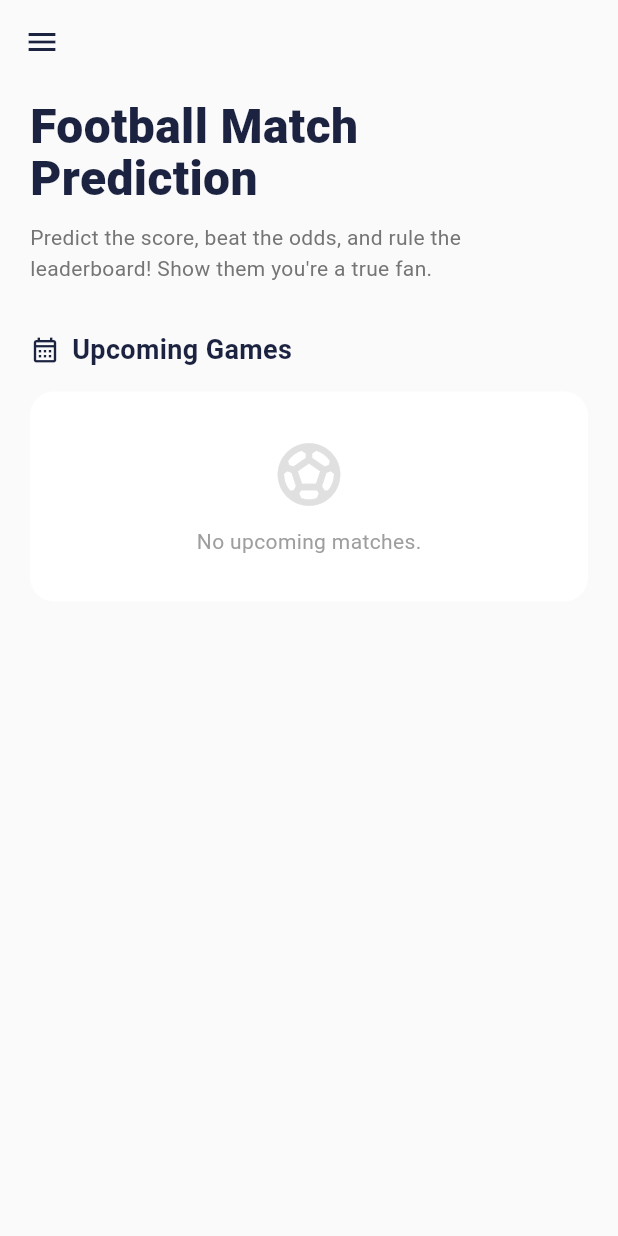
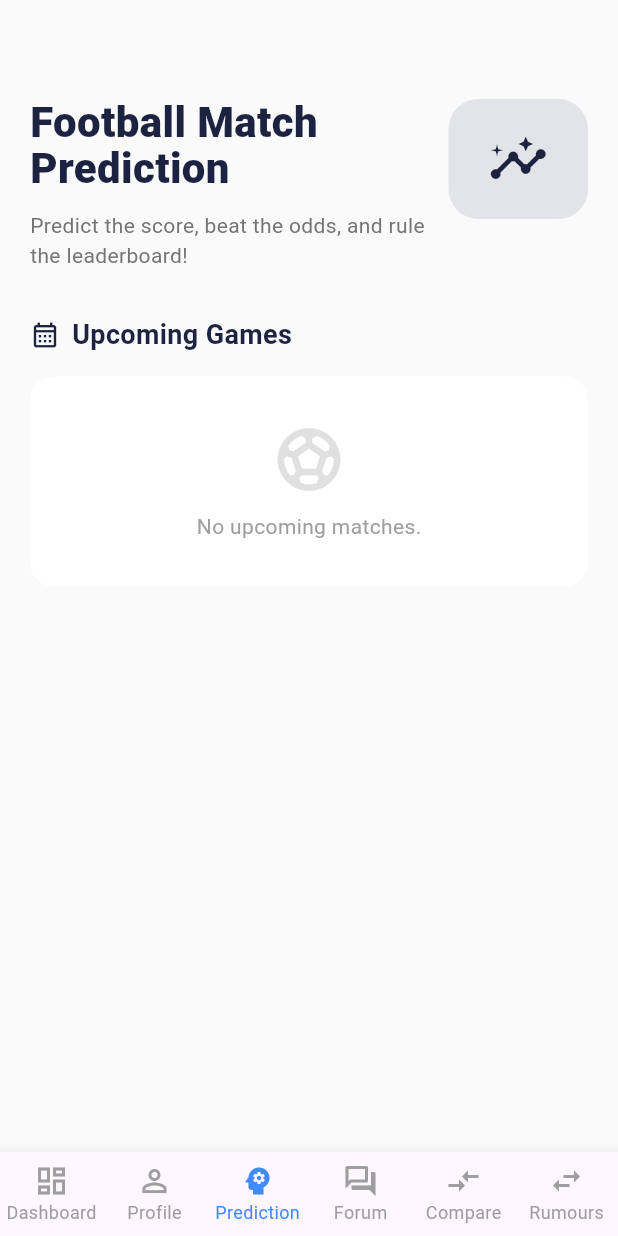
Before and after one commit to pbp-kelompok-B04/goalytics-mobile, a Flutter app: the MatchPredictionPage screen opened directly, on a phone screen of 412 x 824 dp. Run offline on Flutter 3.47's test engine with Material 3 defaults, Android fonts, the phone set to English and light mode, and no system bars; our stand-ins replace fl_chart; missing offline and left inert: pbp_django_auth; accounts and stored records are empty.

Commit message:
Final UI/UX update... hopefully

```diff
--- a/lib/screens/match_prediction/match_prediction.dart
+++ b/lib/screens/match_prediction/match_prediction.dart
@@ -2,10 +2,10 @@ import 'package:flutter/material.dart';
 import 'package:pbp_django_auth/pbp_django_auth.dart';
 import 'package:provider/provider.dart';
 import 'package:goalytics_mobile/models/match_model.dart';
-import 'package:goalytics_mobile/widgets/left_drawer.dart';
 import 'package:goalytics_mobile/screens/match_prediction/match_detail_screen.dart';
 import 'package:goalytics_mobile/service/api_config.dart';
 import 'package:goalytics_mobile/screens/match_prediction/match_form_screen.dart';
+import 'package:goalytics_mobile/widgets/bottom_nav.dart';
 
 class MatchPredictionPage extends StatefulWidget {
   const MatchPredictionPage({super.key});
@@ -61,13 +61,10 @@ class _MatchPredictionPageState extends State<MatchPredictionPage> {
       appBar: AppBar(
         backgroundColor: Colors.transparent,
         elevation: 0,
-        iconTheme: IconThemeData(color: _themeColor),
-        // Title dihilangkan dari sini, dipindah ke body
+        automaticallyImplyLeading: false,
       ),
-      drawer: const LeftDrawer(),
+      bottomNavigationBar: const BottomNav(),
 
-      // 3. FAB Custom (Extended & Theme Color)
-      // Logika Role Based: Hanya muncul jika _isManager == true
       floatingActionButton: _isManager
           ? FloatingActionButton.extended(
         onPressed: () async {
@@ -98,23 +95,54 @@ class _MatchPredictionPageState extends State<MatchPredictionPage> {
               children: [
                 // 1. Header Section (Typography Modern)
                 const SizedBox(height: 10),
+                Row(
+                  mainAxisAlignment: MainAxisAlignment.spaceBetween,
+                  crossAxisAlignment: CrossAxisAlignment.start,
+                  children: [
+                    // Bagian Teks (Kiri)
+                    Expanded(
+                      flex: 3,
+                      child: Column(
+                        crossAxisAlignment: CrossAxisAlignment.start,
+                        children: [
                           Text(
                             "Football Match\nPrediction",
                             style: TextStyle(
-                    fontSize: 32,
+                              fontSize: 28, // Sedikit disesuaikan agar muat
                               fontWeight: FontWeight.w800,
                               color: _themeColor,
-                    height: 1.1, // Line height agak rapat
+                              height: 1.1,
                             ),
                           ),
                           const SizedBox(height: 12),
                           Text(
-                  "Predict the score, beat the odds, and rule the leaderboard! Show them you're a true fan.",
+                            "Predict the score, beat the odds, and rule the leaderboard!",
                             style: TextStyle(
                               fontSize: 14,
                               color: Colors.grey[600],
-                    height: 1.5,
+                              height: 1.4,
                             ),
+                          ),
+                        ],
+                      ),
+                    ),
+                    // Bagian Visual/Icon (Kanan)
+                    Expanded(
+                      flex: 1,
+                      child: Container(
+                        height: 80,
+                        decoration: BoxDecoration(
+                          color: _themeColor.withOpacity(0.1), // Background kotak tipis
+                          borderRadius: BorderRadius.circular(20),
+                        ),
+                        child: Icon(
+                          Icons.insights, // Icon grafik/prediksi
+                          size: 40,
+                          color: _themeColor,
+                        ),
+                      ),
+                    ),
+                  ],
                 ),
 
                 const SizedBox(height: 30),
```
Also changed, not shown: lib/screens/match_prediction/match_detail_screen.dart (+43 -13 lines). Lines whose indentation alone changed are shown as unchanged.
